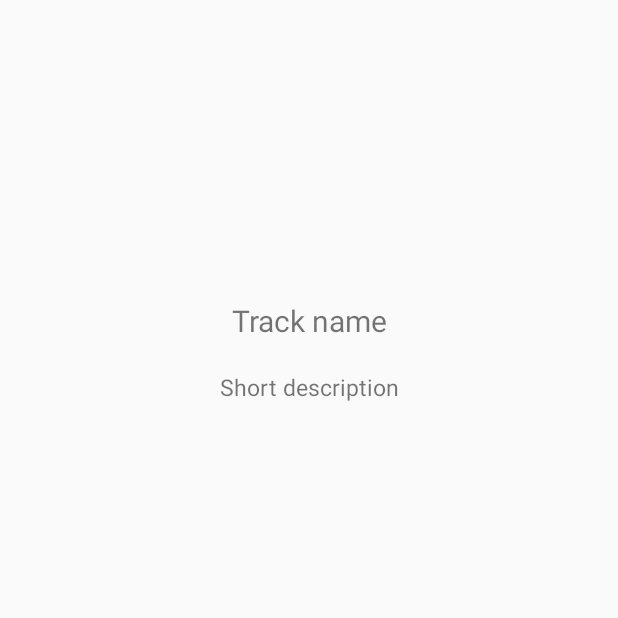
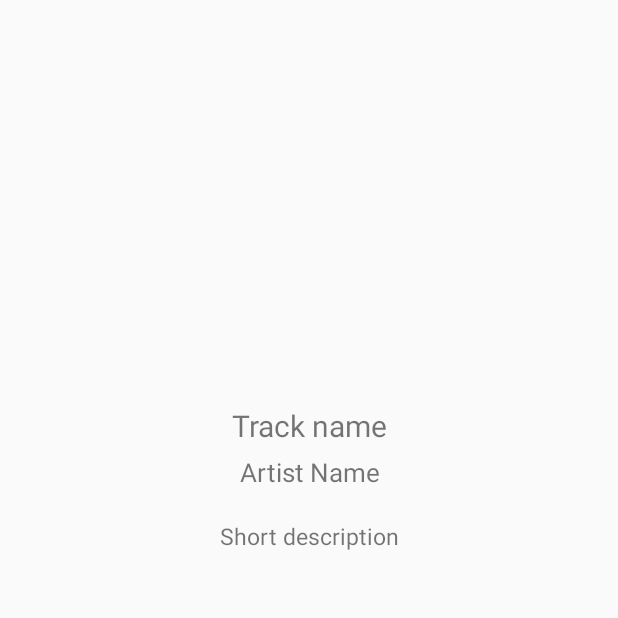
Before and after one commit to DanielOlvera/DiscoveriTunes_0.2, an Android app: the DetailsActivity screen opened directly, with no data from a screen before it, on a phone screen of 412 x 824 dp, the top half of it. Run offline under Robolectric (Android 15) with nearby library versions, the phone set to English and light mode, and no system bars; pictures from the network do not load.

Commit message:
Finished functionality for DetailsActivity and working properly, optionally there's a chance to use ExoPlayer to consume the previewURL in the case of videos

```diff
--- a/app/src/main/java/com/example/daniel/discoveritunes_02/utils/SearchConstants.kt
+++ b/app/src/main/java/com/example/daniel/discoveritunes_02/utils/SearchConstants.kt
@@ -8,5 +8,6 @@ class SearchConstants {
         val TRACK_NAME = "trackName"
         val ARTWORK_100 = "artwork100"
         val LONG_DESCRIPTION = "longDescription"
+        val ARTIST_NAME = "artistName"
     }
 }
--- a/app/src/main/java/com/example/daniel/discoveritunes_02/view/DetailsActivity/DetailsActivity.kt
+++ b/app/src/main/java/com/example/daniel/discoveritunes_02/view/DetailsActivity/DetailsActivity.kt
@@ -40,7 +40,7 @@ class DetailsActivity : AppCompatActivity() {
                     .into(d_artworkUrl100)
             dTrackName.text = searchDetails.trackName
             d_longDescription.text = searchDetails.longDescription
-
+            dArtistName.text = searchDetails.artistName
         }
     }
 }
--- a/app/src/main/res/layout/activity_details.xml
+++ b/app/src/main/res/layout/activity_details.xml
@@ -11,7 +11,8 @@
     <ImageView
         android:id="@+id/d_artworkUrl100"
         android:layout_width="match_parent"
-        android:layout_height="200dp"/>
+        android:layout_height="250dp"
+        android:layout_marginBottom="20dp"/>
 
     <TextView
         android:id="@+id/dTrackName"
@@ -19,6 +20,15 @@
         android:layout_height="wrap_content"
         android:text="@string/trackname"
         android:textSize="20sp"
+        android:textAlignment="center"
+        android:layout_marginBottom="5dp"/>
+
+    <TextView
+        android:id="@+id/dArtistName"
+        android:layout_width="match_parent"
+        android:layout_height="wrap_content"
+        android:text="@string/artistName"
+        android:textSize="17sp"
         android:textAlignment="center"
         android:paddingBottom="20dp"/>
 
--- a/app/src/main/res/values/strings.xml
+++ b/app/src/main/res/values/strings.xml
@@ -8,6 +8,7 @@
     <string name="trackname">Track name</string>
     <string name="trackprice">Track price</string>
     <string name="shortdescriptionkind">Short description</string>
+    <string name="artistName">Artist Name</string>
 
     <string-array name="entities_array">
         <item>movie</item>
--- a/app/src/main/res/values/styles.xml
+++ b/app/src/main/res/values/styles.xml
@@ -10,7 +10,7 @@
 
     <!-- Splash activity theme -->
     <style name="SplashTheme" parent="Theme.AppCompat.Light.NoActionBar">
-        <item name="android:windowBackground">@color/colorPrimary</item>
+        <!--<item name="android:windowBackground">@color/colorPrimary</item>-->
     </style>
 
 </resources>
```
Also changed, not shown: app/src/main/java/com/example/daniel/discoveritunes_02/model/details/SearchDetails.java (+10 -0 lines), app/src/main/java/com/example/daniel/discoveritunes_02/utils/SearchAdapter.java (+5 -4 lines).
